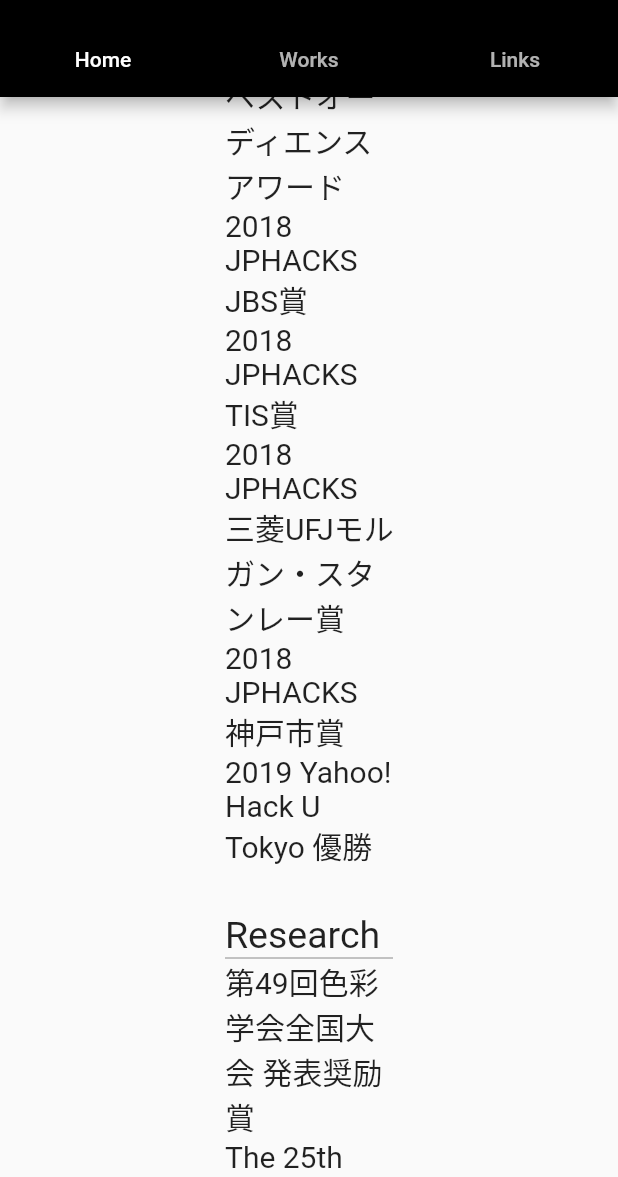
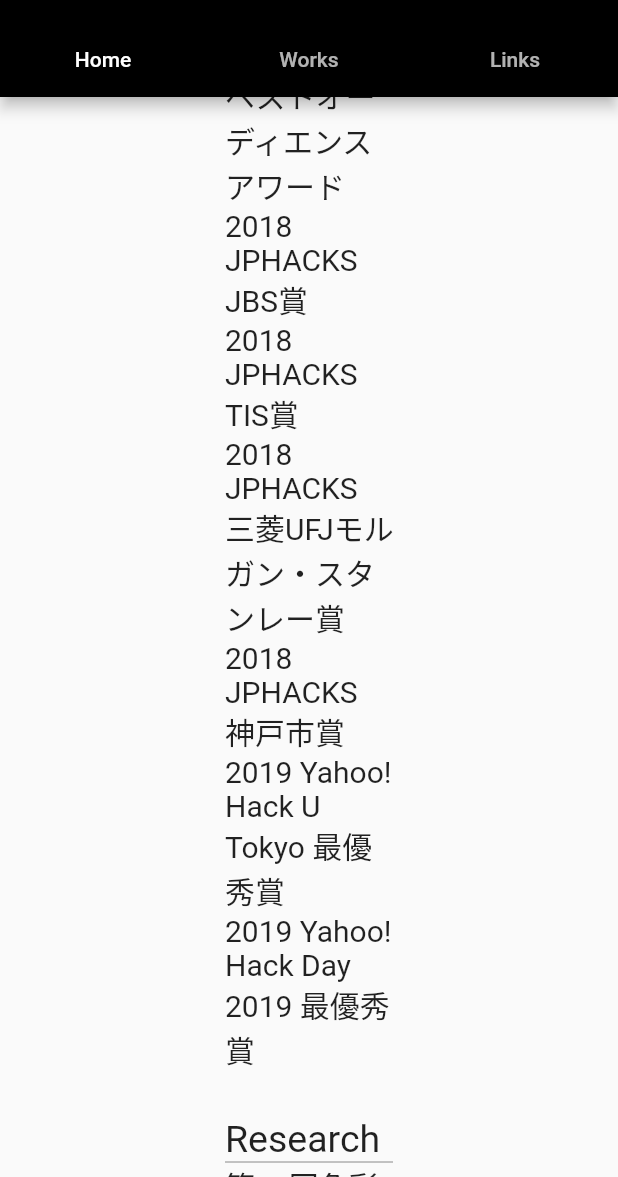
Before and after one commit to TaigaMikami/TaigaMikami.github.io, a Flutter app: the screen it shows after launch, scrolled down 2880 dp, on a phone screen of 412 x 824 dp, the part 59-1236 px from its top. Run offline on Flutter 3.47's test engine with Material 2 defaults, Android fonts, the phone set to English and light mode, and no system bars.

Commit message:
update award

```diff
--- a/lib/pages/home_page.dart
+++ b/lib/pages/home_page.dart
@@ -86,7 +86,8 @@
                     Text('2018 JPHACKS TIS賞', style: TextStyle(fontSize: 20),),
                     Text('2018 JPHACKS 三菱UFJモルガン・スタンレー賞', style: TextStyle(fontSize: 20),),
                     Text('2018 JPHACKS 神戸市賞', style: TextStyle(fontSize: 20),),
-                    Text('2019 Yahoo! Hack U Tokyo 優勝', style: TextStyle(fontSize: 20),),
+                    Text('2019 Yahoo! Hack U Tokyo 最優秀賞', style: TextStyle(fontSize: 20),),
+                    Text('2019 Yahoo! Hack Day 2019 最優秀賞', style: TextStyle(fontSize: 20),),
                   ],
                 ),
               ),
```
